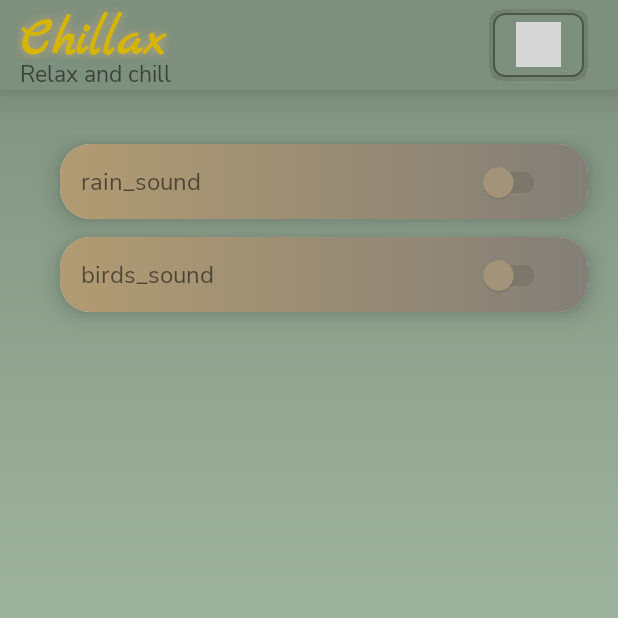
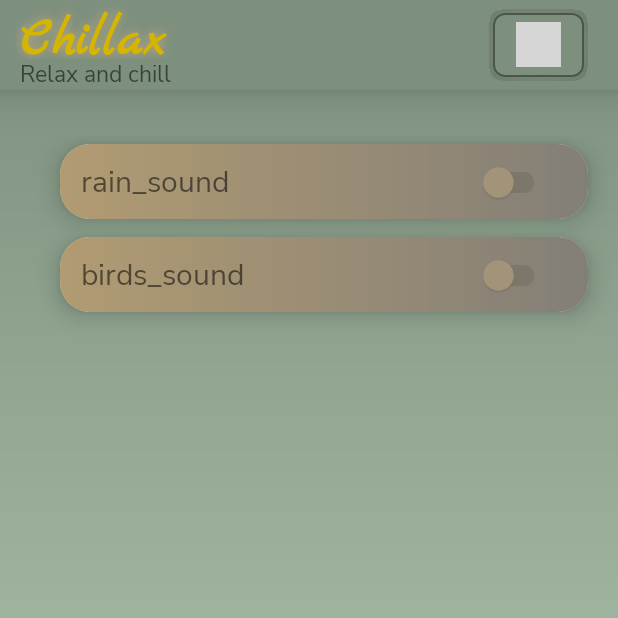
Before and after one commit to lavdev4/Chillax, an Android app: the screen it shows after launch (MainActivity), on a phone screen of 412 x 824 dp, the top half of it. Run offline under Robolectric (Android 15) with nearby library versions, the phone set to English and light mode, and no system bars; 1 statement that could not run was skipped.

Commit message:
Minor fixes

```diff
--- a/app/src/main/res/drawable/ic_restore_timer.xml
+++ b/app/src/main/res/drawable/ic_restore_timer.xml
@@ -1,5 +1,5 @@
 <vector
-    android:alpha="0.6"
+    android:alpha="0.42"
     android:tint="#000000"
     android:viewportHeight="24"
     android:viewportWidth="24"
--- a/app/src/main/res/drawable/ic_start_timer_button.xml
+++ b/app/src/main/res/drawable/ic_start_timer_button.xml
@@ -1,4 +1,4 @@
-<vector android:alpha="0.6" android:height="24dp" android:tint="#000000"
+<vector android:alpha="0.55" android:height="24dp" android:tint="#000000"
     android:viewportHeight="24" android:viewportWidth="24"
     android:width="24dp" xmlns:android="http://schemas.android.com/apk/res/android">
     <path android:fillColor="@android:color/white" android:pathData="M11.99,2C6.47,2 2,6.48 2,12s4.47,10 9.99,10C17.52,22 22,17.52 22,12S17.52,2 11.99,2zM12,20c-4.42,0 -8,-3.58 -8,-8s3.58,-8 8,-8 8,3.58 8,8 -3.58,8 -8,8z"/>
--- a/app/src/main/res/layout/activity_main.xml
+++ b/app/src/main/res/layout/activity_main.xml
@@ -55,25 +55,31 @@
                 android:id="@+id/timer_refresh_button"
                 android:layout_width="wrap_content"
                 android:layout_height="wrap_content"
+                android:layout_marginEnd="8dp"
                 android:src="@drawable/ic_restore_timer"
                 android:background="?android:selectableItemBackgroundBorderless"
-                android:layout_marginEnd="10dp"
                 android:visibility="gone"
                 tools:ignore="ContentDescription"
+                app:layout_constraintHorizontal_chainStyle="packed"
+                app:layout_constraintHorizontal_bias="0.8"
                 app:layout_constraintTop_toTopOf="parent"
+                app:layout_constraintLeft_toRightOf="@id/title"
                 app:layout_constraintRight_toLeftOf="@id/timer_view"
-                app:layout_constraintBottom_toBottomOf="parent"/>
+                app:layout_constraintBottom_toBottomOf="parent"
+                tools:visibility="visible"/>
 
             <TextView
                 android:id="@+id/timer_view"
                 android:layout_width="wrap_content"
                 android:layout_height="wrap_content"
-                android:layout_marginEnd="36dp"
                 android:visibility="gone"
                 style="@style/TimerTextStyle"
                 app:layout_constraintTop_toTopOf="parent"
+                app:layout_constraintLeft_toRightOf="@id/timer_refresh_button"
                 app:layout_constraintRight_toLeftOf="@id/main_switch"
-                app:layout_constraintBottom_toBottomOf="parent"/>
+                app:layout_constraintBottom_toBottomOf="parent"
+                tools:visibility="visible"
+                tools:text="00:00"/>
 
             <ToggleButton
                 android:id="@+id/main_switch"
--- a/app/src/main/res/values/styles.xml
+++ b/app/src/main/res/values/styles.xml
@@ -49,7 +49,7 @@
     </style>
 
     <style name="CardTextStyle">
-        <item name="android:textSize">16sp</item>
+        <item name="android:textSize">20sp</item>
     </style>
 
     <style name="TimerTextStyle">
```
